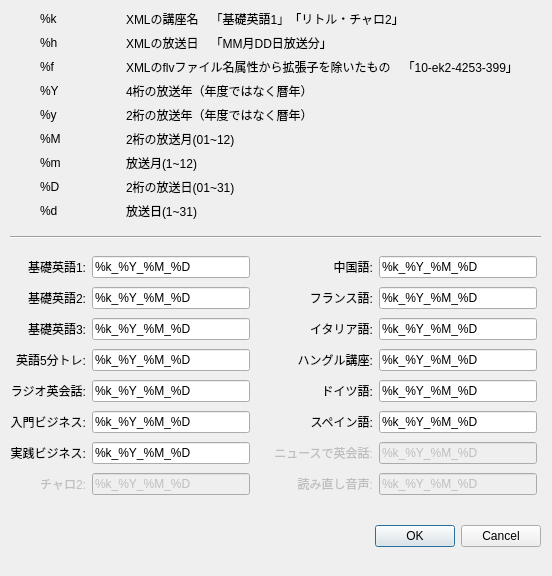
Above: customizedialog.ui from CSReviser/CaptureStream before the change. Below: the same form after it.
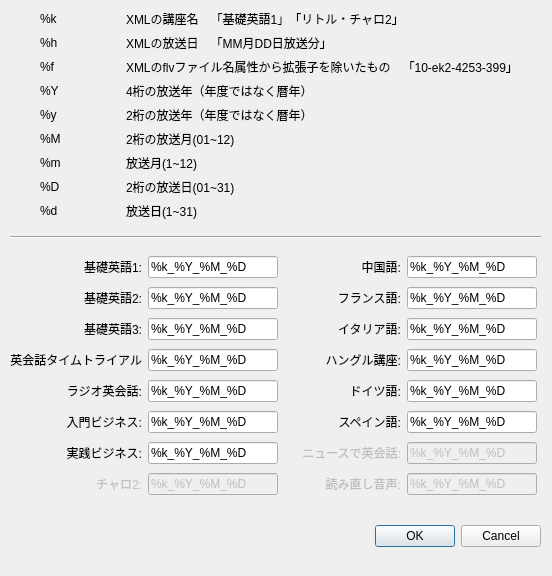
That is the form after the change.

Commit message: 「英会話タイムトライアル」サポート

```diff
--- a/customizedialog.ui
+++ b/customizedialog.ui
@@ -279,7 +279,7 @@
     <item row="3" column="0">
      <widget class="QLabel" name="label_4">
       <property name="text">
-       <string>英語5分トレ:</string>
+       <string>英会話タイムトライアル</string>
       </property>
       <property name="alignment">
        <set>Qt::AlignRight|Qt::AlignTrailing|Qt::AlignVCenter</set>
```
The commit also changes 4 other files.
